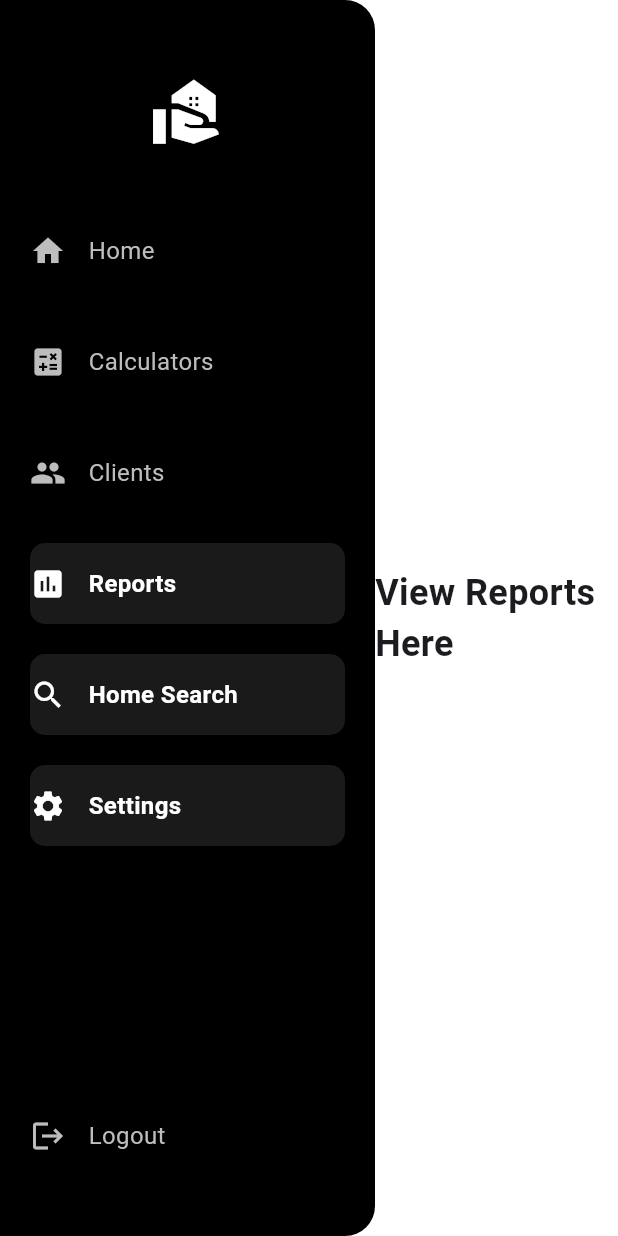
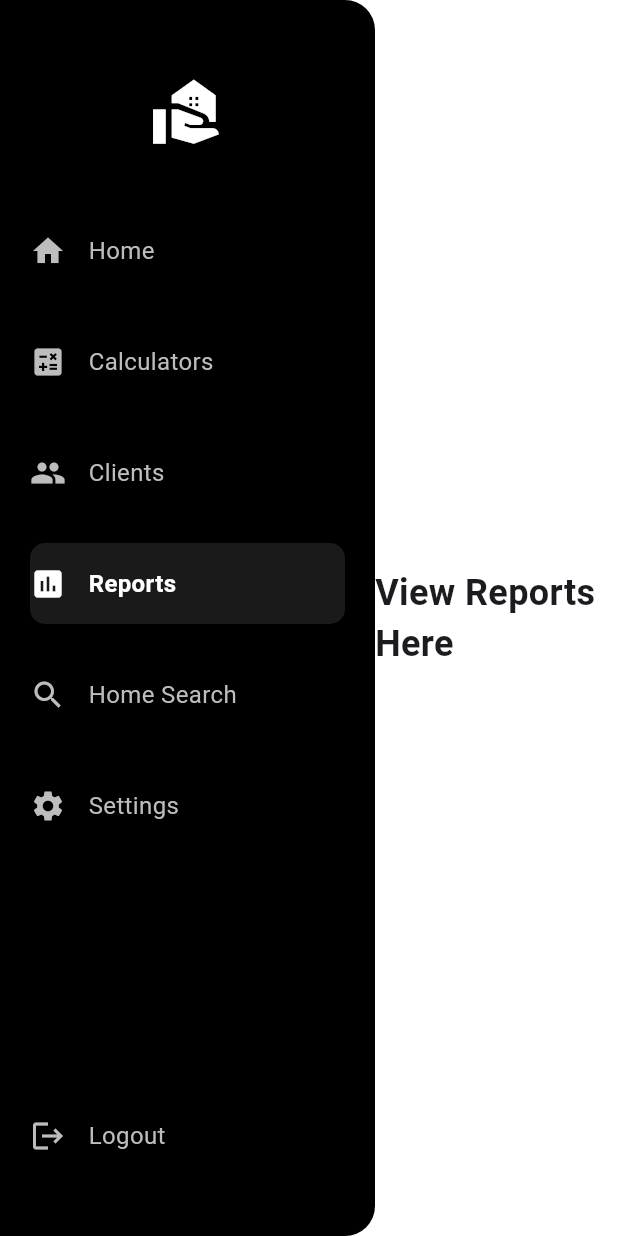
Before and after one commit to Realest-TAMU-Capstone-Spring-2025/realest, a Flutter app: the screen it shows once a user with an empty profile is signed in, after a tap on "Calculators", after a tap on "Clients", after a tap on "Reports", on a phone screen of 412 x 824 dp. Run offline on Flutter 3.47's test engine with Material 3 defaults, Android fonts, the phone set to English and light mode, and no system bars; our stand-ins replace cloud_firestore, firebase_auth, firebase_core, flutter_map, google_fonts, image_picker and 1 more; accounts and stored records are empty; generated files the repository leaves out were written again.

Commit message:
REAL-51: added settings and home search page

```diff
--- a/lib/src/views/realtor/realtor_home.dart
+++ b/lib/src/views/realtor/realtor_home.dart
@@ -1,5 +1,7 @@
 import 'package:flutter/material.dart';
 import 'package:realest/src/views/realtor/realtor_dashboard.dart';
+import 'package:realest/src/views/realtor/realtor_home_search.dart';
+import 'package:realest/src/views/realtor/realtor_settings.dart';
 import 'realtor_calculators.dart';
 import 'realtor_clients.dart';
 import 'realtor_reports.dart';
@@ -20,6 +22,8 @@ class _RealtorHomePageState extends State<RealtorHomePage> {
     const RealtorCalculators(),
     const RealtorClients(),
     const RealtorReports(),
+    const RealtorHomeSearch(),
+    const RealtorSettings(),
   ];
 
   void _onNavItemTapped(int index) {
--- a/lib/src/views/realtor/realtor_navbar.dart
+++ b/lib/src/views/realtor/realtor_navbar.dart
@@ -1,4 +1,5 @@
 import 'package:flutter/material.dart';
+import 'package:firebase_auth/firebase_auth.dart';
 
 class RealtorNavBar extends StatelessWidget {
   final int selectedIndex;
@@ -35,14 +36,13 @@ class RealtorNavBar extends StatelessWidget {
           _buildNavItem(Icons.calculate, "Calculators", 1),
           _buildNavItem(Icons.people, "Clients", 2),
           _buildNavItem(Icons.assessment, "Reports", 3),
-          _buildNavItem(Icons.search, "Home Search", 3),
-          _buildNavItem(Icons.settings, "Settings", 3),
-
+          _buildNavItem(Icons.search, "Home Search", 4),
+          _buildNavItem(Icons.settings, "Settings", 5),
 
           const Spacer(),
 
           // Logout Button
-          _buildNavItem(Icons.logout, "Logout", -1, isLogout: true),
+          _buildNavItem(Icons.logout, "Logout", -1, isLogout: true, context: context),
 
           const SizedBox(height: 30),
         ],
@@ -50,12 +50,13 @@ class RealtorNavBar extends StatelessWidget {
     );
   }
 
-  Widget _buildNavItem(IconData icon, String label, int index, {bool isLogout = false}) {
+  Widget _buildNavItem(IconData icon, String label, int index, {bool isLogout = false, BuildContext? context}) {
     bool isSelected = selectedIndex == index;
     return GestureDetector(
-      onTap: () {
+      onTap: () async {
         if (isLogout) {
-          // Handle Logout
+          await FirebaseAuth.instance.signOut();
+          Navigator.pushReplacementNamed(context!, '/login'); // Redirect to login
         } else {
           onItemTapped(index);
         }
```
Also changed, not shown: lib/src/views/realtor/realtor_home_search.dart (added, +18 -0 lines).
